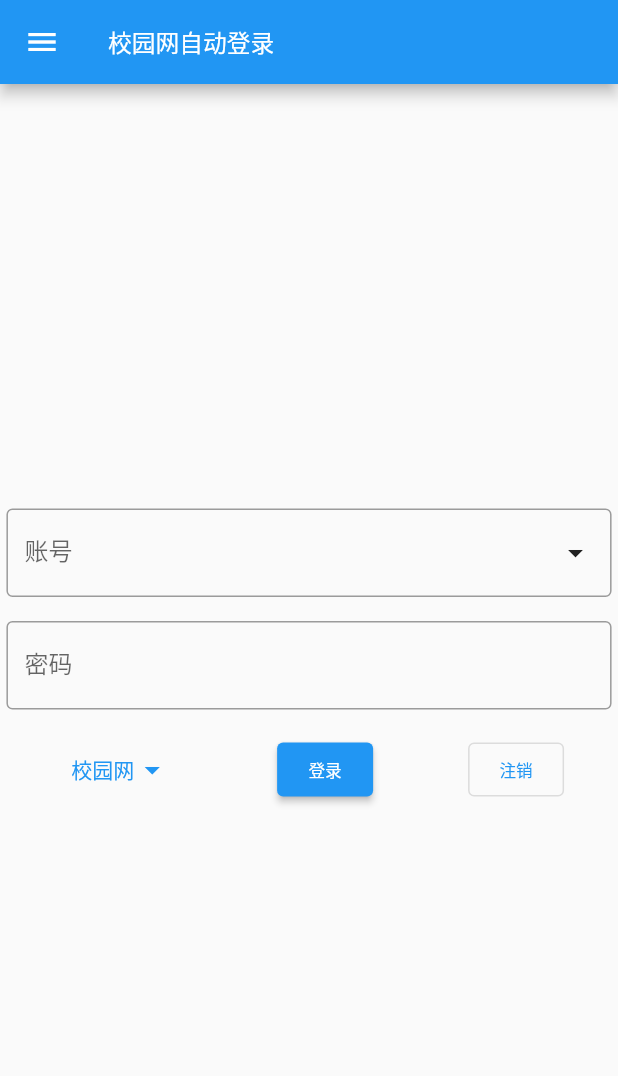
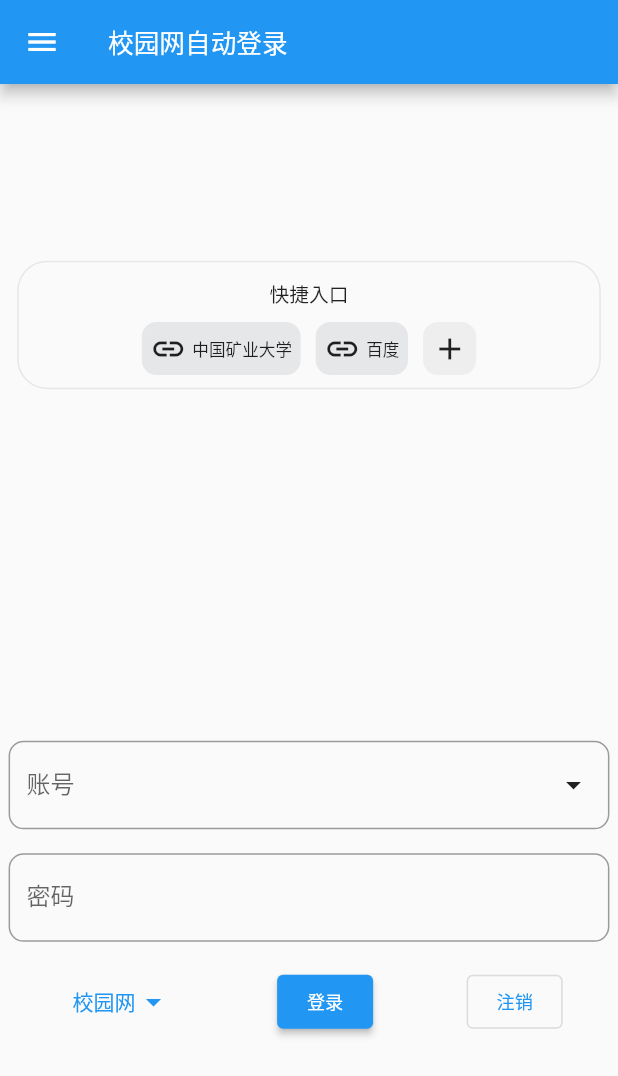
Before and after one commit to VaIOReTto1/CumtLogin, a Flutter app: the screen it shows after launch, on a phone screen of 412 x 824 dp. Shown: the top 1076 px of the screen. Run offline on Flutter 3.47's test engine with Material 2 defaults, Android fonts, the phone set to English and light mode, and no system bars; our stand-ins replace cached_network_image, dio, flutter_screenutil, getwidget, image_picker, material_design_icons_flutter and 1 more; missing offline and left inert: flutter_picker.

Commit message:
feature(shortcut):完成了基本UI

```diff
--- a/lib/config.dart
+++ b/lib/config.dart
@@ -6,23 +6,23 @@ class UIConfig {
   static const double designHeight = 3120;
 
   // 字体大小
-  static final double fontSizeTitle = ScreenUtil().setSp(50); // AppBar标题
+  static final double fontSizeTitle = ScreenUtil().setSp(54); // AppBar标题
   static final double fontSizeSubTitle =
-      ScreenUtil().setSp(46); // 关于我们、反馈、检查更新的标题
-  static final double fontSizeMain = ScreenUtil().setSp(42); // 主页面按钮 Drawer选项
+      ScreenUtil().setSp(50); // 关于我们、反馈、检查更新的标题
+  static final double fontSizeMain = ScreenUtil().setSp(46); // 主页面按钮 Drawer选项
   static final double fontSizeSubMain =
-      ScreenUtil().setSp(38); // 关于我们、反馈、检查更新正文
-  static final double fontSizeMid = ScreenUtil().setSp(38); // TextField 快捷入口
-  static final double fontSizeMin = ScreenUtil().setSp(36); // 校区&运营商
+      ScreenUtil().setSp(42); // 关于我们、反馈、检查更新正文
+  static final double fontSizeMid = ScreenUtil().setSp(42); // TextField 快捷入口
+  static final double fontSizeMin = ScreenUtil().setSp(40); // 校区&运营商
 
   // 布局
   static final double marginVertical = ScreenUtil().setHeight(10); // 上下外边距
   static final double marginHorizontal = ScreenUtil().setWidth(15); // 左右外边距
-  static final double marginAll = ScreenUtil().setWidth(13); // 所有外边距
+  static final double marginAll = ScreenUtil().setWidth(20); // 所有外边距
 
   static final double paddingVertical = ScreenUtil().setHeight(12); // 上下内边距
   static final double paddingHorizontal = ScreenUtil().setWidth(17); // 左右内边距
-  static final double paddingAll = ScreenUtil().setWidth(15); // 所有内边距
+  static final double paddingAll = ScreenUtil().setWidth(20); // 所有内边距
 
   static const double borderRadiusButton = 18; // 按钮圆角
   static const double borderRadiusEntry = 10; // 快捷入口圆角
--- a/lib/main.dart
+++ b/lib/main.dart
@@ -1,9 +1,9 @@
 import 'package:cumt_login/config.dart';
 import 'package:cumt_login/drawer/backgroundimage/imageselect.dart';
 import 'package:cumt_login/drawer/drawer_page.dart';
+import 'package:cumt_login/shortcut/ui.dart';
 import 'package:cumt_login/splash_page.dart';
 import 'package:flutter/material.dart';
-import 'package:shared_preferences/shared_preferences.dart';
 import 'package:flutter_picker/Picker.dart';
 import 'package:flutter_screenutil/flutter_screenutil.dart';
 import 'package:provider/provider.dart';
@@ -114,7 +114,10 @@ class _LoginPageState extends State<LoginPage> with WidgetsBindingObserver {
               child: Padding(
                 padding: EdgeInsets.all(UIConfig.paddingAll),
                 child: Column(
-                  mainAxisAlignment: MainAxisAlignment.center,
+                  mainAxisAlignment: MainAxisAlignment.spaceAround,
+                  children: [
+                    const Shortcut(),
+                    Column(
                       children: [
                         const SizedBox(height: 16.0),
                         buildTextField("账号", _usernameController, showPopButton: true),
@@ -145,6 +148,8 @@ class _LoginPageState extends State<LoginPage> with WidgetsBindingObserver {
                         const SizedBox(
                           height: 20,
                         ),
+                      ],
+                    )
                   ],
                 ),
               ),
@@ -184,7 +189,9 @@ class _LoginPageState extends State<LoginPage> with WidgetsBindingObserver {
             obscureText: obscureText,
             decoration: InputDecoration(
               labelText: labelText,
-              border: const OutlineInputBorder(),
+              border: OutlineInputBorder(
+                borderRadius: BorderRadius.circular(UIConfig.borderRadiusEntry)
+              ),
             ),
           ),
           showPopButton
--- /dev/null
+++ b/lib/shortcut/ui.dart
@@ -0,0 +1,89 @@
+import 'package:flutter/material.dart';
+import 'package:url_launcher/url_launcher.dart';
+import 'package:flutter/services.dart';
+import '../config.dart';
+
+class Shortcut extends StatelessWidget {
+  const Shortcut({Key? key}) : super(key: key);
+
+  @override
+  Widget build(BuildContext context) {
+    return Container(
+      margin: EdgeInsets.all(UIConfig.marginAll),
+      padding: EdgeInsets.all(UIConfig.paddingAll),
+      width: double.infinity,
+      decoration: BoxDecoration(
+        borderRadius: BorderRadius.circular(UIConfig.borderRadiusBox),
+        border: Border.all(
+            color: Theme.of(context).colorScheme.primary == Colors.blue
+            ? const Color.fromRGBO(230, 231, 233, 1)
+            : Theme.of(context).colorScheme.primary
+        )
+      ),
+      child: Column(
+        children: [
+          Container(
+              padding: EdgeInsets.all(UIConfig.paddingAll),
+              child: Text("快捷入口",style: TextStyle(fontSize: UIConfig.fontSizeSubTitle),)
+          ),
+          Wrap(
+            spacing: 10,
+            children: [
+              _buildEntry(context, "中国矿业大学", "https://www.cumt.edu.cn"),
+              _buildEntry(context, "百度", "https://www.baidu.com"),
+              _buildAddButton()
+            ],
+          )
+        ],
+      ),
+    );
+  }
+
+  Widget _buildEntry(BuildContext context, String name, String url) {
+    return InkWell(
+      onLongPress: () {
+        Clipboard.setData(ClipboardData(text: url));
+        ScaffoldMessenger.of(context).showSnackBar(
+          const SnackBar(content: Text("已复制到剪切板"))
+        );
+      },
+      onTap: () { launchUrl(Uri.parse(url), mode: LaunchMode.externalApplication); },
+      child: Container(
+        margin: EdgeInsets.symmetric(vertical: UIConfig.marginVertical),
+        padding: EdgeInsets.all(UIConfig.paddingAll),
+        decoration: BoxDecoration(
+            borderRadius: BorderRadius.circular(UIConfig.borderRadiusEntry),
+            color: Theme.of(context).colorScheme.primary == Colors.blue
+                ? const Color.fromRGBO(230, 231, 233, 1)
+                : Theme.of(context).colorScheme.primary
+        ),
+        child: Wrap(
+          spacing: 4,
+          crossAxisAlignment: WrapCrossAlignment.center,
+          alignment: WrapAlignment.center,
+          children: [
+            const Icon(Icons.link,),
+            Text(name, style: TextStyle(fontSize: UIConfig.fontSizeMid))
+          ],
+        ),
+      ),
+    );
+  }
+
+  Widget _buildAddButton() {
+    return InkWell(
+      onTap: () { print("Add new entry!");},
+      child: Container(
+        margin: EdgeInsets.symmetric(vertical: UIConfig.marginVertical),
+        padding: EdgeInsets.all(UIConfig.paddingAll),
+        decoration: BoxDecoration(
+            borderRadius: BorderRadius.circular(UIConfig.borderRadiusEntry),
+            color: Colors.grey[200]
+        ),
+        child: Wrap(
+          children: const [Icon(Icons.add)],
+        ),
+      ),
+    );
+  }
+}
```
Also changed, not shown: pubspec.lock. Lines whose indentation alone changed are shown as unchanged.
